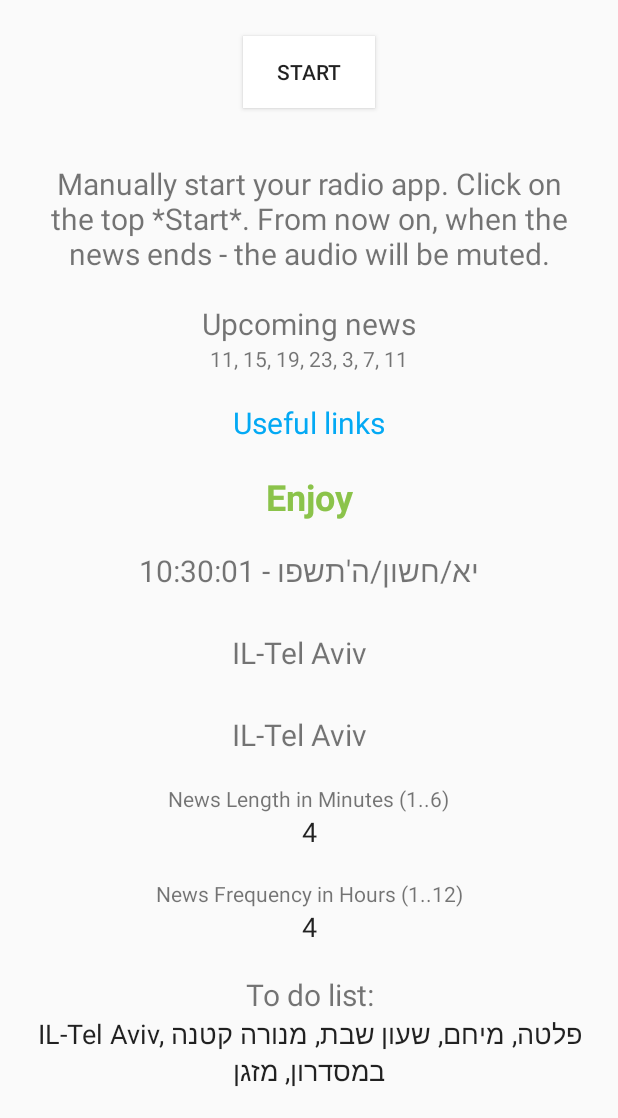
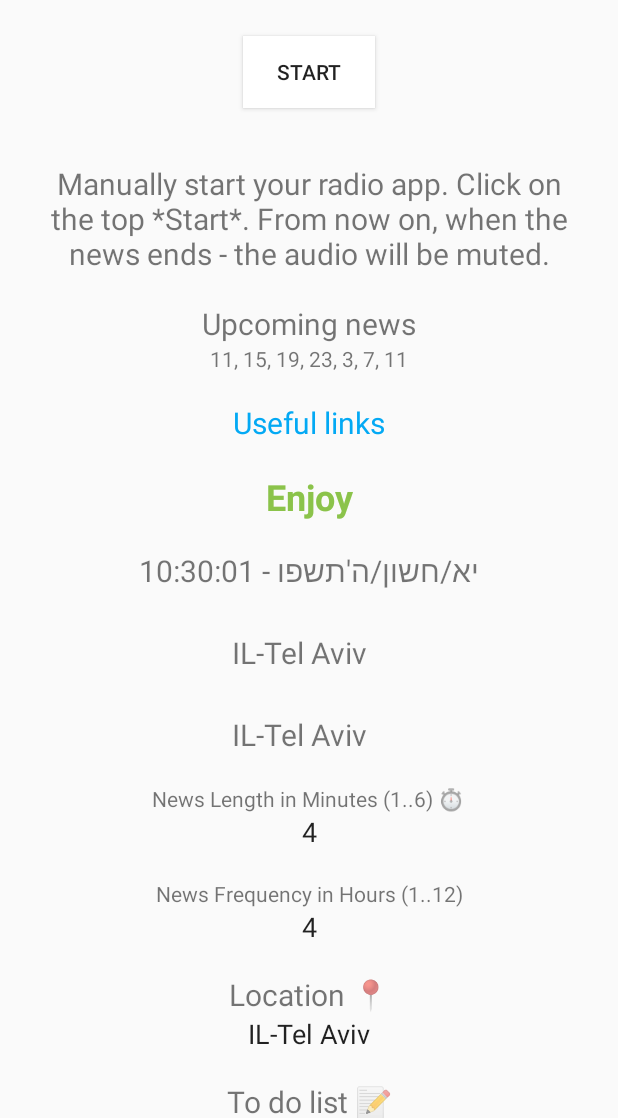
Before and after one commit to shahart/myquietwave, an Android app built with Jetpack Compose: the screen it shows after launch (MainActivity), on a phone screen of 412 x 824 dp, the part 118-1236 px from its top. Run offline under Robolectric (Android 15) with nearby library versions, the phone set to English and light mode, and no system bars.

Commit message:
Android 1.14 ux. Support location type of geoNameId, and lat,lon

```diff
--- a/android/app/build.gradle.kts
+++ b/android/app/build.gradle.kts
@@ -19,8 +19,8 @@ android {
         minSdk = 26
         targetSdk = 36
 
-        versionCode = 28
-        versionName = "1.13"
+        versionCode = 29
+        versionName = "1.14"
 
         testInstrumentationRunner = "androidx.test.runner.AndroidJUnitRunner"
 
--- a/android/app/src/main/java/com/shahartal/myquietchannel/MainActivity.kt
+++ b/android/app/src/main/java/com/shahartal/myquietchannel/MainActivity.kt
@@ -59,6 +59,7 @@ import java.time.format.DateTimeFormatter
 import retrofit2.Call
 import retrofit2.Callback
 import retrofit2.Response
+import java.lang.Character
 import java.text.SimpleDateFormat
 import java.time.ZoneId
 import java.time.ZonedDateTime
@@ -93,6 +94,7 @@ class MainActivity : ComponentActivity() {
 
 
     private lateinit var editTextTodo : TextView
+    private lateinit var editTextLocation : TextView
 
     private lateinit var firebaseAnalytics: FirebaseAnalytics
 
@@ -134,16 +136,13 @@ class MainActivity : ComponentActivity() {
         super.onResume()
 
         val sharedPreferences = getSharedPreferences("UserPreferences", MODE_PRIVATE)
-        var savedName = sharedPreferences.getString("todoList", "IL-Tel Aviv, פלטה, מיחם, שעון שבת, מנורה קטנה במסדרון, מזגן")
-
-        // upgrade from version <= 1.06
-        if (savedName == "פלטה, מיחם, שעון שבת, מזגן") {
-            savedName = "IL-Tel Aviv, פלטה, מיחם, שעון שבת, מנורה קטנה במסדרון, מזגן"
-        }
+        val savedName = sharedPreferences.getString("todoList", "פלטה, מיחם, שעון שבת, מנורה קטנה במסדרון, מזגן")
+        val savedLocation = sharedPreferences.getString("location", "IL-Tel Aviv")
 
         editTextTodo.text = savedName
+        editTextLocation.text = savedLocation
 
-        fetchZmanim()
+        fetchShabatZmanim()
         fetchSunsZmanim()
 
         var newsDuration = sharedPreferences.getInt("newsDuration", 4)
@@ -202,6 +201,7 @@ class MainActivity : ComponentActivity() {
         val editor = sharedPreferences.edit()
 
         editor.putString("todoList", editTextTodo.text.toString())
+        editor.putString("location", editTextLocation.text.toString())
 
         val newsDurationStr = editTextNumberNewsDuration.text.toString()
         var newsDuration = if (newsDurationStr.isEmpty()) 4 else newsDurationStr.toInt()
@@ -309,26 +309,16 @@ class MainActivity : ComponentActivity() {
         }
     }
 
-    fun fetchZmanim() {
+    fun fetchShabatZmanim() {
         textViewClock3 = findViewById(R.id.textViewClock3)
         textViewClock3.text = ""
+
         // val dow = ZonedDateTime.now(ZoneId.systemDefault()).dayOfWeek
         if ( // (dow == DayOfWeek.THURSDAY || dow == DayOfWeek.FRIDAY || dow == DayOfWeek.SATURDAY) &&
-            editTextTodo.text.toString().trim().isNotEmpty()) {
+            editTextLocation.text.toString().trim().isNotEmpty()) {
 
-            val regex = "^[A-Za-z -.'é]*$".toRegex()
-            var firstItem = editTextTodo.text.toString().trim()
-            if (firstItem.contains(",")) {
-                firstItem = firstItem.substring(0, firstItem.indexOf(","))
-            }
-            if (regex.matches(firstItem) // .isLetter() // isUpperCase()
-            ) { // startsWith("IL-")) {
-                fetchZmanim(firstItem)
-            } else if (firstItem
-                    .isNotEmpty() && editTextTodo.text.toString()[0].isDigit()
-            ) {
-                fetchZmanim(firstItem)
-            }
+            val firstItem = editTextLocation.text.toString().trim()
+            fetchShabatZmanim(firstItem)
             /*
         else {
 
@@ -380,9 +370,10 @@ class MainActivity : ComponentActivity() {
         }
     }
 
-    fun fetchZmanim(loc: String) { // }: String {
+    fun fetchShabatZmanim(loc: String) { // }: String {
 
         textViewClock3 = findViewById(R.id.textViewClock3)
+
         val sharedPreferences = getSharedPreferences("UserPreferences", MODE_PRIVATE)
 
         var res: String
@@ -401,7 +392,14 @@ class MainActivity : ComponentActivity() {
 
             val call = // if (loc.get(0).isDigit()) RetrofitInstance.api.getShabbatByLoc(loc.split(",")[0].trim(), loc.split(",")[1].trim())
                 // else
-                RetrofitInstance.api.getShabbatPerCity(loc)
+                if (Character.isDigit(loc.trim().get(0))) {
+                    if (loc.contains(",") && Character.isDigit(loc.split(",")[1].trim().get(0)))
+                        RetrofitInstance.api.getShabbatByLoc(loc.split(",")[0].trim(), loc.split(",")[1].trim(), Utils.getUe(loc))
+                    else
+                        RetrofitInstance.api.getShabbatPerGeoNameId(Utils.getCity(loc), Utils.getUe(loc))
+                }
+                else
+                    RetrofitInstance.api.getShabbatPerCity(Utils.getCity(loc), Utils.getUe(loc))
 
             call.enqueue(object : Callback<HebCal> {
 
@@ -455,21 +453,10 @@ class MainActivity : ComponentActivity() {
 
         // val dow = ZonedDateTime.now(ZoneId.systemDefault()).dayOfWeek
         if ( // (dow == DayOfWeek.THURSDAY || dow == DayOfWeek.FRIDAY || dow == DayOfWeek.SATURDAY) &&
-            editTextTodo.text.toString().trim().isNotEmpty()) {
+            editTextLocation.text.toString().trim().isNotEmpty()) {
 
-            val regex = "^[A-Za-z -.'é]*$".toRegex()
-            var firstItem = editTextTodo.text.toString().trim()
-            if (firstItem.contains(",")) {
-                firstItem = firstItem.substring(0, firstItem.indexOf(","))
-            }
-            if (regex.matches(firstItem) // .isLetter() // isUpperCase()
-            ) { // startsWith("IL-")) {
-                fetchSunsZmanim(firstItem)
-            } else if (firstItem
-                    .isNotEmpty() && editTextTodo.text.toString()[0].isDigit()
-            ) {
-                fetchSunsZmanim(firstItem)
-            }
+            val firstItem = editTextLocation.text.toString().trim()
+            fetchSunsZmanim(firstItem)
             /*
         else {
 
@@ -541,9 +528,21 @@ class MainActivity : ComponentActivity() {
 //                ActivityCompat.requestPermissions(this, arrayOf(Manifest.permission.INTERNET), 112); // REQUEST_INTERNET_PERMISSION);
 //            }
 
-            val call = // if (loc.get(0).isDigit()) RetrofitInstance.api.getShabbatByLoc(loc.split(",")[0].trim(), loc.split(",")[1].trim())
+            val call =
+            // if (loc.get(0).isDigit()) RetrofitInstance.api.getShabbatByLoc(loc.split(",")[0].trim(), loc.split(",")[1].trim())
                 // else
-                RetrofitInstance.api.getZmanimPerCity(loc)
+                if (Character.isDigit(loc.trim().get(0)))  {
+                    if (loc.contains(",") && Character.isDigit(loc.split(",")[1].trim().get(0)))
+                        RetrofitInstance.api.getZmanimByLoc(
+                            loc.split(",")[0].trim(),
+                            loc.split(",")[1].trim(),
+                            Utils.getUe(loc)
+                        )
+                    else
+                        RetrofitInstance.api.getZmanimPerGeoNameId(Utils.getCity(loc), Utils.getUe(loc))
+                }
+            else
+                RetrofitInstance.api.getZmanimPerCity(Utils.getCity(loc), Utils.getUe(loc))
 
             call.enqueue(object : Callback<HebCalZmanimModel> {
 
@@ -561,11 +560,15 @@ class MainActivity : ComponentActivity() {
                                 getString(R.string.sunrise) + " " + truncDate(hebcal.times.sunrise)
                             )
                             res += " " + getString(R.string.sunset) + " " + truncDate(hebcal.times.sunset)
+
+                            res = hebcal.location.title + " " + res
+
                             textViewClock5suns.text = res
                             editor.putString(
                                 "sunset",
                                 getString(R.string.sunset) + " " + truncDate(hebcal.times.sunset)
                             )
+
                             editor.apply()
                             // textViewClock3.text = res
                         }
@@ -608,7 +611,7 @@ class MainActivity : ComponentActivity() {
 //                ActivityCompat.requestPermissions(this, arrayOf(Manifest.permission.INTERNET), 112); // REQUEST_INTERNET_PERMISSION);
 //            }
 
-            RetrofitInstance.api.getShabbatPerCity("IL-Jerusalem").enqueue(object : Callback<HebCal> {
+            RetrofitInstance.api.getShabbatPerCity("IL-Jerusalem", "off").enqueue(object : Callback<HebCal> {
 
                 override fun onResponse(call: Call<HebCal>, response: Response<HebCal>) {
                     if (response.isSuccessful) {
@@ -661,6 +664,7 @@ class MainActivity : ComponentActivity() {
         fetchDafYomi()
 
         editTextTodo = findViewById(R.id.editTextTodo)
+        editTextLocation = findViewById(R.id.editTextLocation)
 
 
         /* val infoIcon: ImageView = findViewById(R.id.info_icon)
@@ -734,9 +738,9 @@ class MainActivity : ComponentActivity() {
             startActivity(browserIntent)
         }
 
-        editTextTodo.setOnFocusChangeListener { _, hasFocus ->
+        editTextLocation.setOnFocusChangeListener { _, hasFocus ->
             if (!hasFocus) {
-                fetchZmanim()
+                fetchShabatZmanim()
                 fetchSunsZmanim()
             }
         }
@@ -923,6 +927,7 @@ class MainActivity : ComponentActivity() {
 
                 // for testing
                 serviceIntent.putExtra("todoList", editTextTodo.text.toString())
+                serviceIntent.putExtra("location", editTextLocation.text.toString())
 
                 if (alertMediaIsPlaying("onClick to turn on")) {
 
--- a/android/app/src/main/java/com/shahartal/myquietchannel/Utils.kt
+++ b/android/app/src/main/java/com/shahartal/myquietchannel/Utils.kt
@@ -1,6 +1,24 @@
 package com.shahartal.myquietchannel
 
 object Utils {
+
+    fun getUe(loc: String): String {
+        if (loc.contains(", ue")) {
+            return "on"
+        }
+        else {
+            return "off"
+        }
+    }
+
+    fun getCity(loc: String): String {
+        if (loc.contains(",")) {
+            return loc.trim().split(",")[0]
+        }
+        else {
+            return loc
+        }
+    }
 
     fun getYY(no: Int): String {
         var input = no
--- /dev/null
+++ b/android/app/src/main/java/com/shahartal/myquietchannel/parasha/HebCalLocationModel.kt
@@ -0,0 +1,5 @@
+package com.shahartal.myquietchannel.parasha;
+
+data class HebCalLocationModel(
+    val title: String
+)
--- a/android/app/src/main/java/com/shahartal/myquietchannel/parasha/HebCalZmanimModel.kt
+++ b/android/app/src/main/java/com/shahartal/myquietchannel/parasha/HebCalZmanimModel.kt
@@ -1,5 +1,6 @@
 package com.shahartal.myquietchannel.parasha
 
 data class HebCalZmanimModel(
+    val location: HebCalLocationModel,
     val times: HebCalZmanimTimesModel
 )
--- a/android/app/src/main/java/com/shahartal/myquietchannel/parasha/JsonHebCalShabbatApi.kt
+++ b/android/app/src/main/java/com/shahartal/myquietchannel/parasha/JsonHebCalShabbatApi.kt
@@ -10,11 +10,14 @@ interface JsonHebCalShabbatApi {
     fun getShabbat(): Call<HebCal>
 
     @GET("shabbat?cfg=json")
-    fun getShabbatPerCity(@Query("city") city: String): Call<HebCal>
+    fun getShabbatPerCity(@Query("city") city: String, @Query("ue") ue: String): Call<HebCal>
 
     @GET("shabbat?cfg=json")
     fun getShabbatByLoc(@Query("latitude") latitude: String,
-                        @Query("longitude") longitude: String): Call<HebCal>
+                        @Query("longitude") longitude: String, @Query("ue") ue: String): Call<HebCal>
+
+    @GET("shabbat?cfg=json")
+    fun getShabbatPerGeoNameId(@Query("geonameid") geonameid: String, @Query("ue") ue: String): Call<HebCal>
 
     // https://www.hebcal.com/hebcal?v=1&cfg=json&F=on&start=2025-10-20&end=2025-10-20
 
@@ -24,7 +27,13 @@ interface JsonHebCalShabbatApi {
 
 
     @GET("zmanim?cfg=json")
-    fun getZmanimPerCity(@Query("city") city: String): Call<HebCalZmanimModel>
+    fun getZmanimPerCity(@Query("city") city: String, @Query("ue") ue: String): Call<HebCalZmanimModel>
 
+    @GET("zmanim?cfg=json")
+    fun getZmanimPerGeoNameId(@Query("geonameid") geonameid: String, @Query("ue") ue: String): Call<HebCalZmanimModel>
+
+    @GET("zmanim?cfg=json")
+    fun getZmanimByLoc(@Query("latitude") latitude: String,
+                       @Query("longitude") longitude: String, @Query("ue") ue: String): Call<HebCalZmanimModel>
 
 }
--- a/android/app/src/main/res/layout/activity_main.xml
+++ b/android/app/src/main/res/layout/activity_main.xml
@@ -231,6 +231,31 @@
 		android:contentDescription="Information" /-->
 
     <TextView
+        android:id="@+id/textViewLocationLabel"
+        android:layout_width="match_parent"
+        android:layout_height="wrap_content"
+        android:text="@string/location"
+        android:textAlignment="center"
+        android:textSize="20sp" />
+
+    <EditText
+        android:id="@+id/editTextLocation"
+        android:layout_width="match_parent"
+        android:layout_height="wrap_content"
+        android:background="@android:color/transparent"
+        android:ems="10"
+        android:singleLine="false"
+        android:text="IL-Tel Aviv"
+        android:textAlignment="center" />
+
+    <TextView
+        android:id="@+id/textViewPad8"
+        android:layout_width="match_parent"
+        android:layout_height="wrap_content"
+        android:textAlignment="center"
+        android:visibility="invisible" />
+
+    <TextView
         android:id="@+id/textViewTodoLabel"
         android:layout_width="match_parent"
         android:layout_height="wrap_content"
@@ -245,7 +270,7 @@
         android:background="@android:color/transparent"
         android:ems="10"
         android:singleLine="false"
-        android:text="IL-Tel Aviv, פלטה, מיחם, שעון שבת, מנורה קטנה במסדרון, מזגן"
+        android:text="פלטה, מיחם, שעון שבת, מנורה קטנה במסדרון, מזגן"
         android:textAlignment="center" />
 
     <TextView
--- a/android/app/src/main/res/values/strings.xml
+++ b/android/app/src/main/res/values/strings.xml
@@ -21,9 +21,9 @@
     <string name="newsLink">Useful links</string>
     <string name="shabbath">🕯🕯 Shabbat Shalom 🕯🕯</string>
     <string name="justListen">Enjoy</string>
-    <string name="todoList">To do list:</string>
+    <string name="todoList">To do list 📝</string>
 
-    <string name="newsLength">News Length in Minutes (1..6)</string>
+    <string name="newsLength">News Length in Minutes (1..6) ⏱️</string>
     <string name="newsFreq">News Frequency in Hours (1..12)</string>
 
     <string name="next_30_sec">Now - for the next 30 seconds - set the volume at which you want to hear the news. The radio will then mute and wake up automatically at the appropriate times.</string>
@@ -39,10 +39,12 @@
     <string name="share_text">Check out this nice app:</string>
 
     <string name="candleLighting">Candle Lighting</string>
-    <string name="havdalah">Havdalah</string>
+    <string name="havdalah">Havdalah 🌠</string>
 
     <string name="sunrise">Sunrise 🔆</string>
     <string name="sunset">Sunset 🌅</string>
+
+    <string name="location">Location 📍</string>
 
     <!-- notifications -->
 
```
Also changed, not shown: 6 other files.
